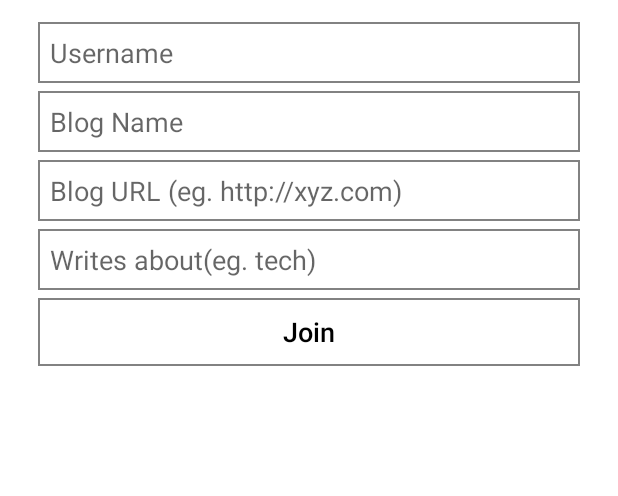
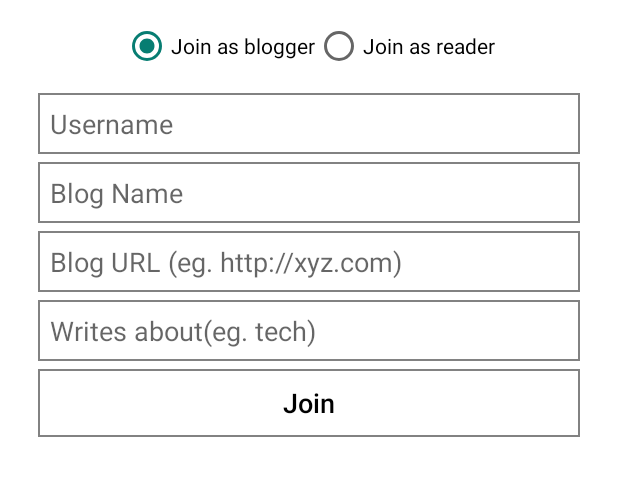
Before and after one commit to kashyap-sharma/biblip, an Android app: the Sign2 screen opened directly, with no data from a screen before it, on a phone screen of 412 x 824 dp, the part 376-872 px from its top. Run offline under Robolectric (Android 15) with nearby library versions, the phone set to English and light mode, and no system bars.

Commit message:
3rd Commit

```diff
--- a/app/src/main/java/app/biblipad/actArea/Sign2.java
+++ b/app/src/main/java/app/biblipad/actArea/Sign2.java
@@ -23,6 +23,9 @@ import android.view.LayoutInflater;
 import android.view.View;
 import android.widget.Button;
 import android.widget.EditText;
+import android.widget.RadioButton;
+import android.widget.RadioGroup;
+import android.widget.RelativeLayout;
 import android.widget.TextView;
 import android.widget.Toast;
 
@@ -37,12 +40,18 @@ import app.biblipad.functions.Static_Catelog;
 public class Sign2 extends AppCompatActivity implements View.OnClickListener {
 
     private EditText username;
+    private EditText usernamereader;
     private EditText blogname;
     private EditText blogurl;
     private EditText writesabt;
-    private Button join;
+    private EditText interestedIn;
+    private Button join,joinreader;
+    private RelativeLayout blogger,reader;
+    private RadioButton asblogger,asreader;
+    private RadioGroup radiogrp;
     boolean isTwise = false ;
     boolean isEdit = true ;
+    String as= "b";
     Context context;
     private ProgressDialog pdia;
 
@@ -61,12 +70,47 @@ public class Sign2 extends AppCompatActivity implements View.OnClickListener {
         blogurl = (EditText) findViewById(R.id.blogurl);
         writesabt = (EditText) findViewById(R.id.writesabt);
         join = (Button) findViewById(R.id.join);
+        asreader = (RadioButton) findViewById(R.id.asreader);
+        asblogger = (RadioButton) findViewById(R.id.asblogger);
+        radiogrp = (RadioGroup) findViewById(R.id.radiogrp);
 
         join.setOnClickListener(this);
+
+        radiogrp.check(asblogger.getId());
         double scaletype =getResources().getDisplayMetrics().density;
         if(scaletype >=3.0){
             isTwise = true ;
         }
+
+       radiogrp.setOnCheckedChangeListener(new RadioGroup.OnCheckedChangeListener() {
+
+            @Override
+            public void onCheckedChanged(RadioGroup group, int checkedId) {
+
+                View radioButton = radiogrp.findViewById(checkedId);
+                int index = radiogrp.indexOfChild(radioButton);
+
+                // Add logic here
+
+                switch (index) {
+                    case 0: // first button
+                        as ="b";
+                        writesabt.setHint("Writes about (eg. tech, poetry)");
+                        blogname.setVisibility(View.VISIBLE);
+                        blogurl.setVisibility(View.VISIBLE);
+
+                        break;
+                    case 1: // secondbutton
+                        as="r";
+                        writesabt.setHint("Interested in (eg. tech, poetry)");
+                        blogname.setVisibility(View.GONE);
+                        blogurl.setVisibility(View.GONE);
+
+                        break;
+                }
+            }
+        });
+
         writesabt.addTextChangedListener(new TextWatcher() {
             @Override
             public void onTextChanged(CharSequence s, int start, int before, int count) {
@@ -97,6 +141,7 @@ public class Sign2 extends AppCompatActivity implements View.OnClickListener {
                 }
             }
         });
+
     }
 
     @Override
@@ -105,6 +150,7 @@ public class Sign2 extends AppCompatActivity implements View.OnClickListener {
             case R.id.join:
                 submit();
                 break;
+
         }
     }
 
@@ -139,9 +185,15 @@ public class Sign2 extends AppCompatActivity implements View.OnClickListener {
         JSONObject jsonObject=new JSONObject();
         try {
             jsonObject.put("username",usernameString);
-            jsonObject.put("blogUrl",blogurlString);
-            jsonObject.put("blogName",blognameString);
-            jsonObject.put("email", Static_Catelog.getStringProperty(context,"email"));
+            if (as.equalsIgnoreCase("b")) {
+                jsonObject.put("blogUrl",blogurlString);
+                jsonObject.put("blogName",blognameString);
+                jsonObject.put("usertype","blogger");
+            }else{
+                jsonObject.put("usertype","reader");
+            }
+
+            jsonObject.put("token", Static_Catelog.getStringProperty(context,"token"));
             JSONArray jsonArray=new JSONArray();
             String chip[] =writesabt.getText().toString().trim().split(" ");
             for(int i=0;i<chip.length;i++){
@@ -247,6 +299,7 @@ public class Sign2 extends AppCompatActivity implements View.OnClickListener {
         }
 
     }
+
     public  int convertDpToPixel(float dp){
         Resources resources = getApplicationContext().getResources();
         DisplayMetrics metrics = resources.getDisplayMetrics();
--- a/app/src/main/res/layout/activity_sign2.xml
+++ b/app/src/main/res/layout/activity_sign2.xml
@@ -24,11 +24,35 @@
         android:textStyle="bold"
         android:text="Complete your profile for a better experience."
         android:layout_height="wrap_content" />
+    <RadioGroup
+        android:layout_width="match_parent"
+        android:orientation="horizontal"
+        android:gravity="center"
+        android:layout_marginTop="45dp"
+        android:id="@+id/radiogrp"
+        android:layout_below="@+id/text"
+        android:layout_height="wrap_content">
+        <RadioButton
+            android:layout_width="wrap_content"
+            android:text="Join as blogger"
+            android:id="@+id/asblogger"
+            android:layout_height="wrap_content" />
+        <RadioButton
+            android:layout_width="wrap_content"
+            android:text="Join as reader"
+            android:id="@+id/asreader"
+            android:layout_height="wrap_content" />
+    </RadioGroup>
+    <RelativeLayout
+        android:layout_width="wrap_content"
+        android:layout_below="@+id/radiogrp"
+        android:id="@+id/blogger"
+
+        android:layout_marginTop="15dp"
+        android:layout_height="wrap_content">
         <EditText
             android:layout_width="match_parent"
             android:layout_height="wrap_content"
-        android:layout_below="@+id/text"
-        android:layout_marginTop="45dp"
             android:textSize="18sp"
             android:padding="8dp"
             android:singleLine="true"
@@ -44,21 +68,21 @@
         <EditText
             android:layout_width="match_parent"
             android:layout_height="wrap_content"
-        android:layout_below="@+id/username"
-        android:layout_marginTop="5dp"
             android:textSize="18sp"
-
             android:id="@+id/blogname"
             android:singleLine="true"
             android:imeOptions="actionNext"
-        android:layout_marginLeft="25dp"
             android:paddingLeft="10dp"
             android:hint="Blog Name"
+            android:layout_marginTop="5dp"
             android:padding="8dp"
             android:textAllCaps="false"
             android:textColor="#828282"
             android:layout_marginRight="25dp"
-        android:background="@drawable/rect_d73"/>
+            android:background="@drawable/rect_d73"
+            android:layout_below="@+id/username"
+            android:layout_alignLeft="@+id/username"
+            android:layout_alignStart="@+id/username" />
         <EditText
             android:layout_width="match_parent"
             android:layout_height="wrap_content"
@@ -106,6 +130,9 @@
             android:textColor="#000000"
             android:layout_marginRight="25dp"
             android:background="@drawable/rect_d73"/>
+    </RelativeLayout>
+
+
 
 
 
--- a/app/src/main/res/values/colors.xml
+++ b/app/src/main/res/values/colors.xml
@@ -2,6 +2,6 @@
 <resources>
     <color name="colorPrimary">#ffffff</color>
     <color name="colorPrimaryDark">#077d72</color>
-    <color name="colorAccent">#fefefe</color>
+    <color name="colorAccent">#077d72</color>
     <color name="colorAccent1">#077d72</color>
 </resources>
```
Also changed, not shown: app/src/main/java/app/biblipad/actArea/Sign.java (+14 -6 lines), app/src/main/res/layout/activity_signnn.xml (+13 -0 lines). Lines whose indentation alone changed are shown as unchanged.
